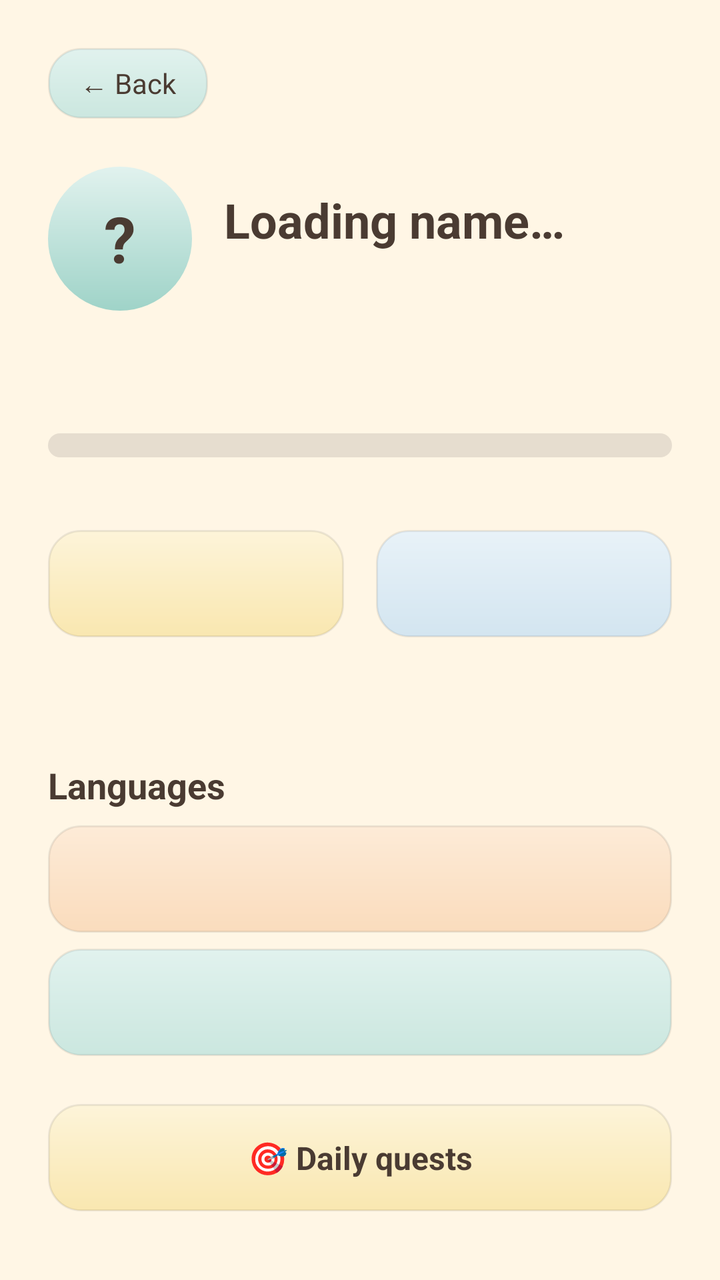
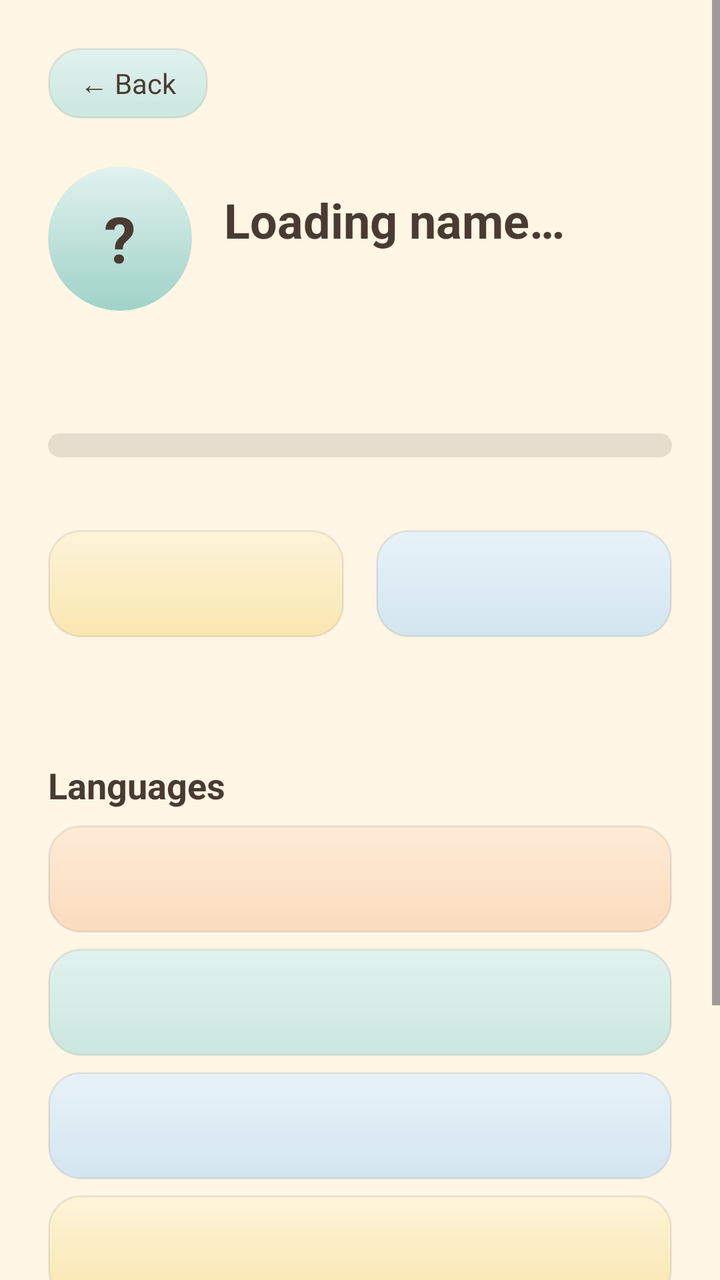

Screens rendered from an Android XML layout before and after an edit, with the pre-edit source and the edit as a unified diff.
<!-- AndroidManifest.xml: application theme Theme.LinguaPath -->
<!-- res/layout/activity_account.xml -->
<?xml version="1.0" encoding="utf-8"?>
<ScrollView xmlns:android="http://schemas.android.com/apk/res/android"
    android:layout_width="match_parent"
    android:layout_height="match_parent"
    android:background="@color/cream"
    android:fillViewport="true"
    android:fitsSystemWindows="true">

    <LinearLayout
        android:layout_width="match_parent"
        android:layout_height="wrap_content"
        android:orientation="vertical"
        android:padding="24dp">

        <TextView
            android:id="@+id/buttonBack"
            android:layout_width="wrap_content"
            android:layout_height="wrap_content"
            android:background="@drawable/bg_card_sage"
            android:clickable="true"
            android:focusable="true"
            android:paddingStart="16dp"
            android:paddingTop="8dp"
            android:paddingEnd="16dp"
            android:paddingBottom="8dp"
            android:text="@string/back"
            android:textColor="@color/ink"
            android:textSize="14sp" />

        <LinearLayout
            android:layout_width="match_parent"
            android:layout_height="wrap_content"
            android:layout_marginTop="24dp"
            android:gravity="center_vertical"
            android:orientation="horizontal">

            <TextView
                android:id="@+id/textAvatar"
                android:layout_width="72dp"
                android:layout_height="72dp"
                android:background="@drawable/bg_logo_circle"
                android:gravity="center"
                android:text="?"
                android:textColor="@color/ink"
                android:textSize="32sp"
                android:textStyle="bold" />

            <LinearLayout
                android:layout_width="0dp"
                android:layout_height="wrap_content"
                android:layout_marginStart="16dp"
                android:layout_weight="1"
                android:orientation="vertical">

                <TextView
                    android:id="@+id/textName"
                    android:layout_width="wrap_content"
                    android:layout_height="wrap_content"
                    android:text="@string/account_name_loading"
                    android:textColor="@color/ink"
                    android:textSize="24sp"
                    android:textStyle="bold" />

                <TextView
                    android:id="@+id/textEmail"
                    android:layout_width="wrap_content"
                    android:layout_height="wrap_content"
                    android:textColor="@color/ink_soft"
                    android:textSize="14sp" />
            </LinearLayout>
        </LinearLayout>

        <TextView
            android:id="@+id/textLevel"
            android:layout_width="wrap_content"
            android:layout_height="wrap_content"
            android:layout_marginTop="24dp"
            android:textColor="@color/ink"
            android:textSize="22sp"
            android:textStyle="bold" />

        <ProgressBar
            android:id="@+id/progressLevel"
            style="?android:attr/progressBarStyleHorizontal"
            android:layout_width="match_parent"
            android:layout_height="12dp"
            android:layout_marginTop="8dp"
            android:progressDrawable="@drawable/progress_rounded" />

        <TextView
            android:id="@+id/textLevelHint"
            android:layout_width="wrap_content"
            android:layout_height="wrap_content"
            android:layout_marginTop="4dp"
            android:textColor="@color/ink_soft"
            android:textSize="12sp" />

        <LinearLayout
            android:layout_width="match_parent"
            android:layout_height="wrap_content"
            android:layout_marginTop="16dp"
            android:orientation="horizontal">

            <TextView
                android:id="@+id/textXp"
                android:layout_width="0dp"
                android:layout_height="wrap_content"
                android:layout_marginEnd="8dp"
                android:layout_weight="1"
                android:background="@drawable/bg_card_butter"
                android:elevation="4dp"
                android:gravity="center"
                android:padding="16dp"
                android:textColor="@color/ink"
                android:textSize="16sp"
                android:textStyle="bold" />

            <TextView
                android:id="@+id/textPoints"
                android:layout_width="0dp"
                android:layout_height="wrap_content"
                android:layout_marginStart="8dp"
                android:layout_weight="1"
                android:background="@drawable/bg_card_sky"
                android:elevation="4dp"
                android:gravity="center"
                android:padding="16dp"
                android:textColor="@color/ink"
                android:textSize="16sp"
                android:textStyle="bold" />
        </LinearLayout>

        <TextView
            android:id="@+id/textStages"
            android:layout_width="wrap_content"
            android:layout_height="wrap_content"
            android:layout_marginTop="16dp"
            android:textColor="@color/ink"
            android:textSize="16sp" />

        <TextView
            android:layout_width="wrap_content"
            android:layout_height="wrap_content"
            android:layout_marginTop="24dp"
            android:text="@string/section_languages"
            android:textColor="@color/ink"
            android:textSize="18sp"
            android:textStyle="bold" />

        <TextView
            android:id="@+id/textLangKorean"
            android:layout_width="match_parent"
            android:layout_height="wrap_content"
            android:layout_marginTop="8dp"
            android:background="@drawable/bg_card_peach"
            android:elevation="4dp"
            android:padding="16dp"
            android:textColor="@color/ink"
            android:textSize="16sp" />

        <TextView
            android:id="@+id/textLangSpanish"
            android:layout_width="match_parent"
            android:layout_height="wrap_content"
            android:layout_marginTop="8dp"
            android:background="@drawable/bg_card_sage"
            android:elevation="4dp"
            android:padding="16dp"
            android:textColor="@color/ink"
            android:textSize="16sp" />

        <TextView
            android:id="@+id/buttonQuests"
            android:layout_width="match_parent"
            android:layout_height="wrap_content"
            android:layout_marginTop="24dp"
            android:background="@drawable/bg_card_butter"
            android:clickable="true"
            android:elevation="4dp"
            android:focusable="true"
            android:gravity="center"
            android:padding="16dp"
            android:text="@string/account_open_quests"
            android:textColor="@color/ink"
            android:textSize="16sp"
            android:textStyle="bold" />
    </LinearLayout>
</ScrollView>
<!-- resources referenced by this layout -->
<resources>
  <color name="cream">#FFF6E5</color>
  <color name="ink">#4A3B32</color>
  <color name="ink_soft">#8A7A6E</color>
  <!-- drawable bg_card_butter (drawable) -->
  <?xml version="1.0" encoding="utf-8"?>
  <shape xmlns:android="http://schemas.android.com/apk/res/android"
      android:shape="rectangle">
      <gradient
          android:angle="270"
          android:endColor="#F9E7B0"
          android:startColor="#FDF4D9" />
      <corners android:radius="16dp" />
      <stroke
          android:width="1dp"
          android:color="#14000000" />
  </shape>
  <!-- drawable bg_card_peach (drawable) -->
  <?xml version="1.0" encoding="utf-8"?>
  <shape xmlns:android="http://schemas.android.com/apk/res/android"
      android:shape="rectangle">
      <gradient
          android:angle="270"
          android:endColor="#FADCBD"
          android:startColor="#FDEBD7" />
      <corners android:radius="16dp" />
      <stroke
          android:width="1dp"
          android:color="#14000000" />
  </shape>
  <!-- drawable bg_card_sage (drawable) -->
  <?xml version="1.0" encoding="utf-8"?>
  <shape xmlns:android="http://schemas.android.com/apk/res/android"
      android:shape="rectangle">
      <gradient
          android:angle="270"
          android:endColor="#CBE7DF"
          android:startColor="#E1F2EE" />
      <corners android:radius="16dp" />
      <stroke
          android:width="1dp"
          android:color="#14000000" />
  </shape>
  <!-- drawable bg_card_sky (drawable) -->
  <?xml version="1.0" encoding="utf-8"?>
  <shape xmlns:android="http://schemas.android.com/apk/res/android"
      android:shape="rectangle">
      <gradient
          android:angle="270"
          android:endColor="#D3E5F0"
          android:startColor="#E8F2F8" />
      <corners android:radius="16dp" />
      <stroke
          android:width="1dp"
          android:color="#14000000" />
  </shape>
  <!-- drawable bg_logo_circle (drawable) -->
  <?xml version="1.0" encoding="utf-8"?>
  <shape xmlns:android="http://schemas.android.com/apk/res/android"
      android:shape="oval">
      <gradient
          android:angle="270"
          android:endColor="#9FD3C8"
          android:startColor="#E1F2EE" />
  </shape>
  <!-- drawable progress_rounded (drawable) -->
  <?xml version="1.0" encoding="utf-8"?>
  <layer-list xmlns:android="http://schemas.android.com/apk/res/android">
      <item android:id="@android:id/background">
          <shape android:shape="rectangle">
              <corners android:radius="8dp" />
              <solid android:color="@color/locked" />
          </shape>
      </item>
      <item android:id="@android:id/progress">
          <clip>
              <shape android:shape="rectangle">
                  <corners android:radius="8dp" />
                  <gradient
                      android:angle="0"
                      android:endColor="@color/accent"
                      android:startColor="@color/primary" />
              </shape>
          </clip>
      </item>
  </layer-list>
  <string name="account_name_loading">Loading name…</string>
  <string name="account_open_quests">🎯 Daily quests</string>
  <string name="back">← Back</string>
  <string name="section_languages">Languages</string>
  <style name="Theme.LinguaPath" parent="Base.Theme.LinguaPath" />
  <color name="locked">#E6DDCF</color>
  <color name="accent">#E9A07A</color>
  <color name="primary">#7BA881</color>
  <style name="Base.Theme.LinguaPath" parent="Theme.Material3.Light.NoActionBar">
          <item name="colorPrimary">@color/primary</item>
          <item name="colorOnPrimary">@color/card</item>
          <item name="colorSecondary">@color/accent</item>
          <item name="android:windowBackground">@color/cream</item>
          <item name="android:fontFamily">sans-serif</item>
          <item name="android:textColorPrimary">@color/ink</item>
          <item name="android:windowLightStatusBar">true</item>
          
          
      </style>
  <color name="card">#FFFDF8</color>
</resources>

<!-- the commit's change to res/layout/activity_account.xml (unified diff, before → after) -->
@@ -170,6 +170,39 @@
             android:textSize="16sp" />
 
         <TextView
+            android:id="@+id/textLangBangla"
+            android:layout_width="match_parent"
+            android:layout_height="wrap_content"
+            android:layout_marginTop="8dp"
+            android:background="@drawable/bg_card_sky"
+            android:elevation="4dp"
+            android:padding="16dp"
+            android:textColor="@color/ink"
+            android:textSize="16sp" />
+
+        <TextView
+            android:id="@+id/textLangJapanese"
+            android:layout_width="match_parent"
+            android:layout_height="wrap_content"
+            android:layout_marginTop="8dp"
+            android:background="@drawable/bg_card_butter"
+            android:elevation="4dp"
+            android:padding="16dp"
+            android:textColor="@color/ink"
+            android:textSize="16sp" />
+
+        <TextView
+            android:id="@+id/textLangFrench"
+            android:layout_width="match_parent"
+            android:layout_height="wrap_content"
+            android:layout_marginTop="8dp"
+            android:background="@drawable/bg_card_peach"
+            android:elevation="4dp"
+            android:padding="16dp"
+            android:textColor="@color/ink"
+            android:textSize="16sp" />
+
+        <TextView
             android:id="@+id/buttonQuests"
             android:layout_width="match_parent"
             android:layout_height="wrap_content"
